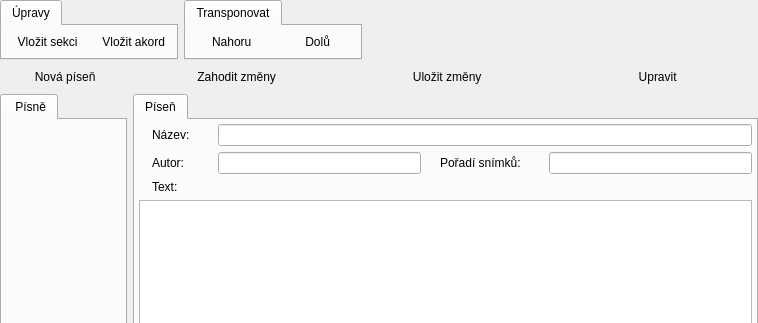
This is src/gui/mainwindow_songsmode.ui in CZDanol/StrawLumen as Qt 5 draws it before an edit; both pictures show x 0 to 758 and y 0 to 323 of the 758 by 699 pixel window. The edited form follows.
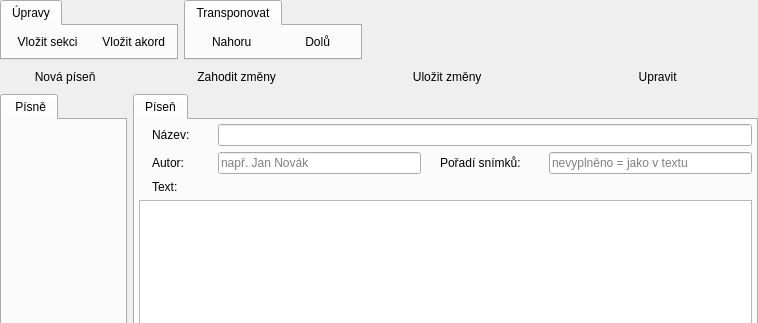
This is the edited form. Icons and pictures are not drawn. Custom widgets are drawn as their Qt base class.

Patch:
```diff
--- a/src/gui/mainwindow_songsmode.ui
+++ b/src/gui/mainwindow_songsmode.ui
@@ -364,7 +364,11 @@
             </widget>
            </item>
            <item row="2" column="3">
-            <widget class="QLineEdit" name="lnAuthor"/>
+            <widget class="QLineEdit" name="lnAuthor">
+             <property name="placeholderText">
+              <string>např. Jan Novák</string>
+             </property>
+            </widget>
            </item>
            <item row="2" column="2">
             <spacer name="horizontalSpacer_3">
@@ -399,7 +403,11 @@
             </spacer>
            </item>
            <item row="2" column="7">
-            <widget class="WordCompletingLineEdit" name="lnSlideOrder"/>
+            <widget class="WordCompletingLineEdit" name="lnSlideOrder">
+             <property name="placeholderText">
+              <string>nevyplněno = jako v textu</string>
+             </property>
+            </widget>
            </item>
            <item row="3" column="1" colspan="7">
             <widget class="QLabel" name="label_8">
```
Left out of the diff: 20 changed lines with no effect on the pictures.
